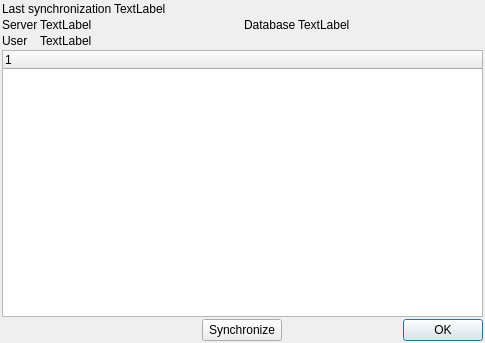
The window that b6p/dlgsynchronization.ui (diegowald/b6p) describes before a commit, drawn with Qt 5.
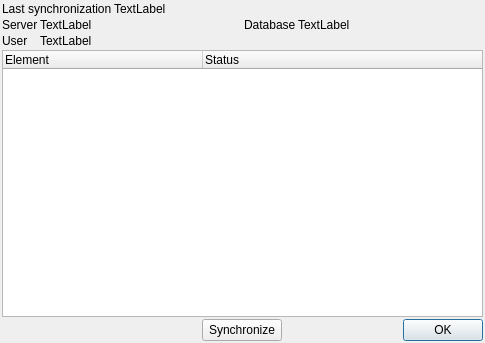
The same window after the commit.

```diff
--- a/b6p/dlgsynchronization.ui
+++ b/b6p/dlgsynchronization.ui
@@ -127,9 +127,20 @@
    </item>
    <item>
     <widget class="QTreeWidget" name="treeSyncrhonizationStatus">
+     <attribute name="headerDefaultSectionSize">
+      <number>200</number>
+     </attribute>
+     <attribute name="headerMinimumSectionSize">
+      <number>100</number>
+     </attribute>
      <column>
       <property name="text">
-       <string notr="true">1</string>
+       <string notr="true">Element</string>
+      </property>
+     </column>
+     <column>
+      <property name="text">
+       <string>Status</string>
       </property>
      </column>
     </widget>
```
